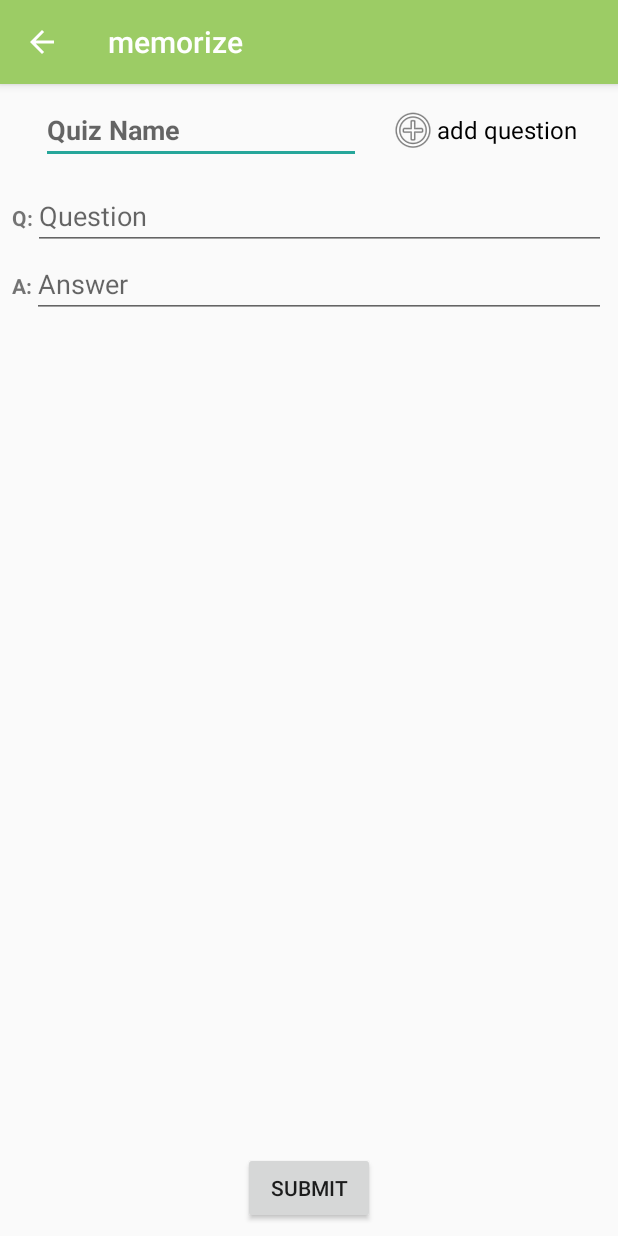
After one commit to R4izz3n/memorize, an Android app: the EditQuiz screen opened directly, with no data from a screen before it, on a phone screen of 412 x 824 dp. The commit adds this screen. Run offline under Robolectric (Android 15) with nearby library versions, the phone set to English and light mode, and no system bars; our stand-ins replace data binding.

Commit message:
add add quiz functionality

```diff
--- a/app/build.gradle
+++ b/app/build.gradle
@@ -31,6 +31,11 @@ android {
             proguardFiles getDefaultProguardFile('proguard-android-optimize.txt'), 'proguard-rules.pro'
         }
     }
+
+    buildFeatures {
+        dataBinding true
+    }
+
     compileOptions {
         // Flag to enable support for the new language APIs
         coreLibraryDesugaringEnabled true
--- a/app/src/main/AndroidManifest.xml
+++ b/app/src/main/AndroidManifest.xml
@@ -9,8 +9,11 @@
         android:roundIcon="@mipmap/ic_launcher_round"
         android:supportsRtl="true"
         android:theme="@style/AppTheme">
-        <activity android:name=".ui.question.FinishedLastQuestion"
+        <activity android:name=".ui.edit.EditQuiz"
                   android:parentActivityName=".ui.main.MainActivity" />
+        <activity
+            android:name=".ui.question.FinishedLastQuestion"
+            android:parentActivityName=".ui.main.MainActivity" />
         <activity
             android:name=".ui.question.RightAnswerActivity"
             android:parentActivityName=".ui.main.MainActivity" />
--- /dev/null
+++ b/app/src/main/java/de/kulturbremen/memorize/model/QuestionModel.java
@@ -0,0 +1,49 @@
+package de.kulturbremen.memorize.model;
+
+import androidx.annotation.NonNull;
+
+/**
+ * A simple class to contain questions
+ *
+ * Useful when the meta information that comes with QuestionEntity
+ * is not required or available
+ */
+public class QuestionModel {
+    private String question;
+    private String answer;
+
+    public QuestionModel(String question, String answer){
+        this.question = question;
+        this.answer = answer;
+    }
+
+    public QuestionModel(){
+        this.question = "";
+        this.answer = "";
+    }
+
+    public String getQuestion() {
+        return question;
+    }
+
+    public void setQuestion(String question) {
+        this.question = question;
+    }
+
+    public String getAnswer() {
+        return answer;
+    }
+
+    public void setAnswer(String answer) {
+        this.answer = answer;
+    }
+
+    @NonNull
+    @Override
+    public String toString() {
+        return "QuestionModel{" +
+                "question='" + question + '\'' +
+                ", answer='" + answer + '\'' +
+                '}';
+    }
+}
--- /dev/null
+++ b/app/src/main/java/de/kulturbremen/memorize/ui/edit/EditQuiz.java
@@ -0,0 +1,108 @@
+package de.kulturbremen.memorize.ui.edit;
+
+import androidx.appcompat.app.AppCompatActivity;
+import androidx.recyclerview.widget.LinearLayoutManager;
+import androidx.recyclerview.widget.RecyclerView;
+
+import android.content.Context;
+import android.content.Intent;
+import android.os.Bundle;
+import android.view.View;
+import android.widget.EditText;
+
+import java.util.ArrayList;
+import java.util.List;
+
+import de.kulturbremen.memorize.R;
+import de.kulturbremen.memorize.manager.QuizManager;
+import de.kulturbremen.memorize.model.QuestionModel;
+import de.kulturbremen.memorize.ui.main.MainActivity;
+import de.kulturbremen.memorize.ui.Util;
+
+
+/**
+ * Activity used for creating a new quiz with questions or editing an existing one
+ */
+public class EditQuiz extends AppCompatActivity implements View.OnClickListener{
+    private List<QuestionModel> questionList;
+    private QuestionRecyclerAdapter questionAdapter;
+    private RecyclerView recyclerView;
+
+    @Override
+    protected void onCreate(Bundle savedInstanceState) {
+        super.onCreate(savedInstanceState);
+        setContentView(R.layout.activity_add_quiz);
+
+        questionList = new ArrayList<>();
+        questionList.add(new QuestionModel());
+        recyclerView = findViewById(R.id.questionList);
+
+        setAdapter();
+        setAdapterDataObserver();
+        setListener();
+
+    }
+
+    private void setAdapter() {
+        Context context = getApplicationContext();
+        recyclerView.setLayoutManager(new LinearLayoutManager(context));
+        questionAdapter = new QuestionRecyclerAdapter(questionList);
+        recyclerView.setAdapter(questionAdapter);
+    }
+
+    /**
+     * scroll to the new question item when item is added
+     */
+    private void setAdapterDataObserver() {
+        questionAdapter.registerAdapterDataObserver(
+                new RecyclerView.AdapterDataObserver(){
+
+                    @Override
+                    public void onItemRangeInserted(int positionStart, int itemCount){
+                        super.onItemRangeInserted(positionStart, itemCount);
+                        int position = questionList.size() - 1;
+                        recyclerView.scrollToPosition(position);
+                    }
+                });
+    }
+
+    private void setListener(){
+        findViewById(R.id.addQuestionButton).setOnClickListener(this);
+        findViewById(R.id.submitQuizButton).setOnClickListener(this);
+    }
+
+    @Override
+    public void onClick(View view) {
+        switch (view.getId()){
+            case R.id.addQuestionButton:{
+                onAddQuestion();
+                break;
+            }
+
+            case R.id.submitQuizButton:{
+                onSubmitQuiz(view);
+                break;
+
+            }
+        }
+    }
+
+    private void onAddQuestion() {
+        questionList.add(new QuestionModel());
+        questionAdapter.notifyItemInserted(questionList.size() - 1);
+    }
+
+    private void onSubmitQuiz(View view) {
+        Context context = view.getContext();
+        EditText quizNameEditText = findViewById(R.id.quizName);
+        String quizName = quizNameEditText.getText().toString().trim();
+        if (quizName.equals("")) {
+            Util.showToast(context, "Please add a quiz name");
+            return;
+        }
+        QuizManager quizManager = new QuizManager(context);
+        quizManager.addQuiz(quizName, questionList);
+        Intent intent = new Intent(this, MainActivity.class);
+        startActivity(intent);
+    }
+}
--- /dev/null
+++ b/app/src/main/java/de/kulturbremen/memorize/ui/edit/QuestionRecyclerAdapter.java
@@ -0,0 +1,69 @@
+package de.kulturbremen.memorize.ui.edit;
+
+import android.view.LayoutInflater;
+import android.view.ViewGroup;
+
+import androidx.annotation.NonNull;
+import androidx.recyclerview.widget.RecyclerView;
+import androidx.databinding.DataBindingUtil;
+
+
+import java.util.List;
+
+import de.kulturbremen.memorize.R;
+import de.kulturbremen.memorize.databinding.FragmentItemEditBinding;
+import de.kulturbremen.memorize.model.QuestionModel;
+
+/**
+ * {@link RecyclerView.Adapter} that can display a list of strings with QuizEntity names.
+ */
+public class QuestionRecyclerAdapter extends RecyclerView.Adapter<QuestionRecyclerAdapter.ViewHolder> {
+    private final List<QuestionModel> questions;
+
+    public QuestionRecyclerAdapter(List<QuestionModel> questions) {
+        this.questions = questions;
+    }
+
+    @NonNull
+    @Override
+    public ViewHolder onCreateViewHolder(@NonNull ViewGroup parent, int viewType) {
+        FragmentItemEditBinding binding = DataBindingUtil.inflate(LayoutInflater.from(parent.getContext()),
+                R.layout.fragment_item_edit, parent, false);
+
+        return new ViewHolder(binding);
+    }
+
+    @Override
+    public void onBindViewHolder(final ViewHolder holder, int position) {
+        holder.bind(questions.get(position));
+    }
+
+    @Override
+    public int getItemCount() {
+        return questions.size();
+    }
+
+    public class ViewHolder extends RecyclerView.ViewHolder {
+        private FragmentItemEditBinding binding;
+
+        public ViewHolder(FragmentItemEditBinding binding) {
+            super(binding.getRoot());
+            this.binding = binding;
+        }
+
+        public void bind(QuestionModel question){
+            binding.setQuestion(question);
+            // important to execute binding immediately, to not populate incorrect view
+            binding.executePendingBindings();
+        }
+
+        @NonNull
+        @Override
+        public String toString() {
+            return super.toString();
+        }
+
+
+    }
+
+}
--- /dev/null
+++ b/app/src/main/res/layout/activity_add_quiz.xml
@@ -0,0 +1,62 @@
+<?xml version="1.0" encoding="utf-8"?>
+<androidx.constraintlayout.widget.ConstraintLayout xmlns:android="http://schemas.android.com/apk/res/android"
+    xmlns:app="http://schemas.android.com/apk/res-auto"
+    xmlns:tools="http://schemas.android.com/tools"
+    tools:context=".ui.edit.EditQuiz"
+    android:layout_width="match_parent"
+    android:layout_height="match_parent"
+    android:layout_marginStart="8dp"
+    android:layout_marginEnd="8dp">
+
+    <EditText
+        android:id="@+id/quizName"
+        android:layout_width="wrap_content"
+        android:layout_height="wrap_content"
+        android:layout_marginTop="8dp"
+        android:autofillHints=""
+        android:ems="10"
+        android:hint="@string/quiz_name"
+        android:inputType="textPersonName"
+        android:textStyle="bold"
+        app:layout_constraintEnd_toStartOf="@id/addQuestionButton"
+        app:layout_constraintStart_toStartOf="parent"
+        app:layout_constraintTop_toTopOf="parent" />
+
+    <androidx.recyclerview.widget.RecyclerView
+        android:id="@+id/questionList"
+        android:layout_width="match_parent"
+        android:layout_height="0dp"
+        app:layoutManager="LinearLayoutManager"
+        app:layout_constraintBottom_toTopOf="@id/submitQuizButton"
+        app:layout_constraintEnd_toEndOf="parent"
+        app:layout_constraintStart_toStartOf="parent"
+        app:layout_constraintTop_toBottomOf="@id/quizName"
+        tools:listitem="@layout/fragment_item_edit" />
+
+    <TextView
+        android:id="@+id/addQuestionButton"
+        android:layout_width="wrap_content"
+        android:layout_height="wrap_content"
+        android:drawableStart="@android:drawable/ic_menu_add"
+        android:drawableLeft="@android:drawable/ic_menu_add"
+        android:gravity="center_vertical"
+        android:text="@string/add_question"
+        android:textColor="@android:color/black"
+        android:textSize="16sp"
+        app:layout_constraintBottom_toBottomOf="@+id/quizName"
+        app:layout_constraintEnd_toEndOf="parent"
+        app:layout_constraintStart_toEndOf="@+id/quizName"
+        app:layout_constraintTop_toTopOf="@+id/quizName" />
+
+    <Button
+        android:id="@+id/submitQuizButton"
+        android:layout_width="wrap_content"
+        android:layout_height="wrap_content"
+        android:layout_marginBottom="8dp"
+        android:text="@string/submit"
+        app:layout_constraintBottom_toBottomOf="parent"
+        app:layout_constraintEnd_toEndOf="parent"
+        app:layout_constraintStart_toStartOf="parent" />
+
+
+</androidx.constraintlayout.widget.ConstraintLayout>
--- a/app/src/main/res/layout/activity_question.xml
+++ b/app/src/main/res/layout/activity_question.xml
@@ -6,7 +6,7 @@
     android:layout_height="match_parent"
     android:paddingLeft="8dp"
     android:paddingRight="8dp"
-    tools:context=".ui.questionEntity.QuestionActivity">
+    tools:context=".ui.question.QuestionActivity">
 
     <TextView
         android:id="@+id/lastQuestionMessage"
@@ -18,7 +18,6 @@
         android:layout_marginEnd="8dp"
         android:layout_marginRight="8dp"
         android:background="#F1F8E9"
-        android:text="@string/questionEntity"
         android:textColor="@android:color/black"
         android:textSize="24sp"
         app:layout_constraintEnd_toEndOf="parent"
--- /dev/null
+++ b/app/src/main/res/layout/fragment_item_edit.xml
@@ -0,0 +1,94 @@
+<?xml version="1.0" encoding="utf-8"?>
+<layout xmlns:android="http://schemas.android.com/apk/res/android"
+    xmlns:app="http://schemas.android.com/apk/res-auto"
+    xmlns:tools="http://schemas.android.com/tools">
+
+    <data>
+        <variable
+            name="question"
+            type="de.kulturbremen.memorize.model.QuestionModel" />
+    </data>
+
+    <androidx.constraintlayout.widget.ConstraintLayout
+        android:layout_width="match_parent"
+        android:layout_height="wrap_content"
+        android:layout_marginTop="12dp"
+        android:gravity="center"
+        android:orientation="vertical">
+
+        <LinearLayout
+            android:id="@+id/questionLinearLayout"
+            android:layout_width="match_parent"
+            android:orientation="horizontal"
+            android:layout_height="wrap_content"
+            app:layout_constraintStart_toStartOf="parent"
+            app:layout_constraintTop_toTopOf="parent">
+
+            <TextView
+                android:id="@+id/editQuestionLabel"
+                android:layout_width="wrap_content"
+                android:layout_height="wrap_content"
+                android:text="@string/editQuestionLabel"
+                android:textStyle="bold"
+                app:layout_constraintEnd_toStartOf="@id/editQuestion"
+                app:layout_constraintStart_toStartOf="parent"
+                app:layout_constraintTop_toTopOf="@id/editQuestion"
+                app:layout_constraintBottom_toBottomOf="@id/editQuestion"
+                tools:layout_editor_absoluteY="30dp" />
+
+            <EditText
+                android:id="@+id/editQuestion"
+                android:layout_width="fill_parent"
+                android:layout_height="wrap_content"
+                android:autofillHints=""
+                android:ems="10"
+                android:hint="@string/question"
+                android:text="@={question.question}"
+                android:inputType="textPersonName"
+                app:layout_constraintBottom_toTopOf="@id/editAnswer"
+                app:layout_constraintEnd_toEndOf="parent"
+                app:layout_constraintStart_toStartOf="parent"
+                app:layout_constraintTop_toTopOf="parent" />
+
+        </LinearLayout>
+
+        <LinearLayout
+            android:id="@+id/answerLinearLayout"
+            android:layout_width="match_parent"
+            android:orientation="horizontal"
+            android:layout_height="wrap_content"
+            app:layout_constraintTop_toBottomOf="@id/questionLinearLayout"
+            app:layout_constraintStart_toStartOf="parent"
+            app:layout_constraintBottom_toBottomOf="parent">
+
+            <TextView
+                android:id="@+id/editAnswerLabel"
+                android:layout_width="wrap_content"
+                android:layout_height="wrap_content"
+                android:text="@string/editAnswerLabel"
+                android:textStyle="bold"
+                app:layout_constraintBottom_toBottomOf="@+id/editAnswer"
+                app:layout_constraintEnd_toStartOf="@id/editAnswer"
+                app:layout_constraintStart_toStartOf="parent"
+                app:layout_constraintTop_toTopOf="@+id/editAnswer" />
+
+
+            <EditText
+                android:id="@+id/editAnswer"
+                android:layout_width="fill_parent"
+                android:layout_height="wrap_content"
+                android:autofillHints=""
+                android:ems="10"
+                android:hint="@string/answer"
+                android:text="@={question.answer}"
+                android:inputType="textPersonName"
+                app:layout_constraintBottom_toBottomOf="parent"
+                app:layout_constraintEnd_toEndOf="parent"
+                app:layout_constraintStart_toStartOf="parent"
+                app:layout_constraintTop_toBottomOf="@+id/editQuestion" />
+
+        </LinearLayout>
+
+
+    </androidx.constraintlayout.widget.ConstraintLayout>
+</layout>
--- a/app/src/main/res/layout/fragment_item_list.xml
+++ b/app/src/main/res/layout/fragment_item_list.xml
@@ -10,4 +10,4 @@
     android:layout_marginRight="16dp"
     app:layoutManager="LinearLayoutManager"
     tools:context=".ui.main.QuizFragment"
-    tools:listitem="@layout/fragment_item" />
+    tools:listitem="@layout/fragment_item_display" />
--- a/app/src/main/res/values/strings.xml
+++ b/app/src/main/res/values/strings.xml
@@ -2,8 +2,6 @@
     <string name="app_name">memorize</string>
     <string name="example">example</string>
     <string name="checkAnswerButton">Check</string>
-    <string name="questionEntity">This is where the questionEntity will be in the future?</string>
-    <string name="answer">Answer Oh my answer is just as long so long is my answer so long!</string>
     <string name="questionLabel">Question:</string>
     <string name="answerLabel">Answer:</string>
     <string name="nextButton">continue</string>
@@ -17,4 +15,14 @@
     <string name="return_message">Return</string>
     <string name="question_icon">Question Icon</string>
     <string name="edit_quiz_button">edit quiz</string>
+    <string name="quiz_name">Quiz Name</string>
+    <string name="question">Question</string>
+    <string name="answer">Answer</string>
+    <string name="save">Save</string>
+    <string name="save_quiz">save quiz</string>
+    <string name="cancel_edit_quiz">cancel edit quiz</string>
+    <string name="add_question">add question</string>
+    <string name="submit">submit</string>
+    <string name="editQuestionLabel">Q:</string>
+    <string name="editAnswerLabel">A:</string>
 </resources>
```
Also changed, not shown: app/src/main/java/de/kulturbremen/memorize/manager/QuizManager.java (+20 -0 lines), app/src/main/java/de/kulturbremen/memorize/model/QuestionEntity.java (+8 -4 lines), app/src/main/java/de/kulturbremen/memorize/persistence/QuestionRepository.java (+7 -2 lines), app/src/main/java/de/kulturbremen/memorize/persistence/QuizRepository.java (+7 -5 lines), app/src/main/java/de/kulturbremen/memorize/ui/main/MainActivity.java (+7 -0 lines), app/src/main/res/layout/activity_main.xml (+5 -3 lines), app/src/main/res/layout/fragment_item_display.xml (renamed from app/src/main/res/layout/fragment_item.xml).
